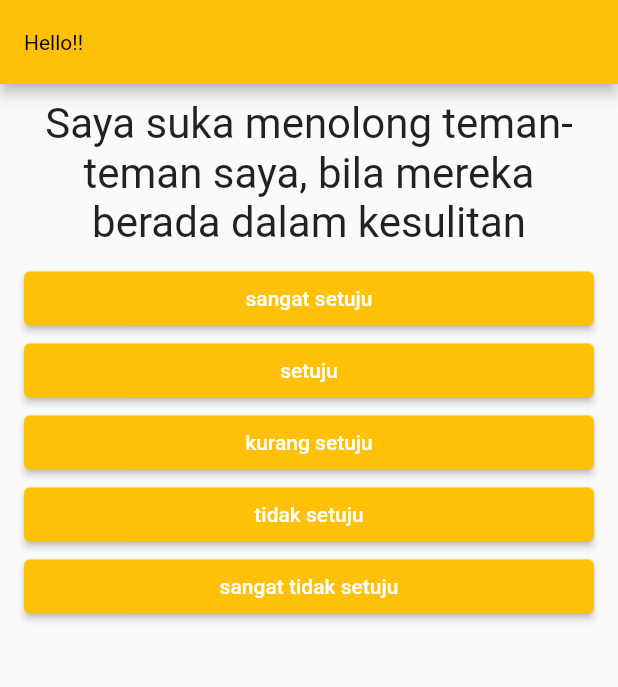
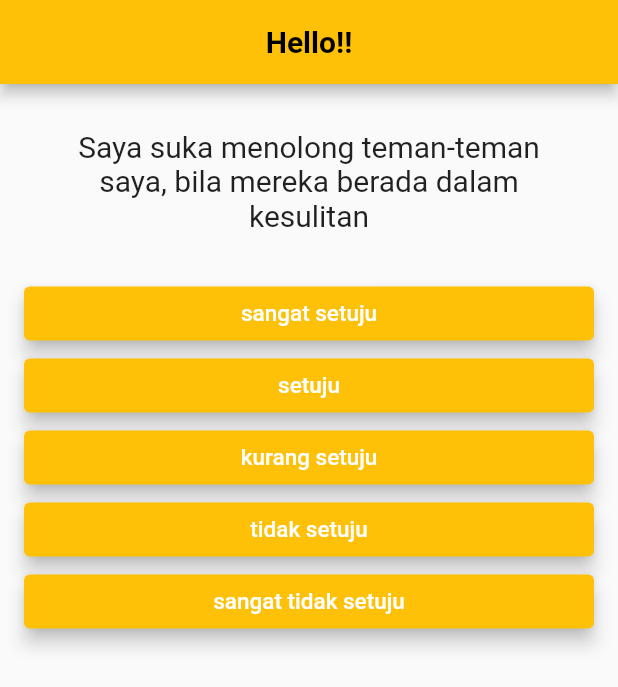
Before and after one commit to XayneeNut/flutter-dasar, a Flutter app: the screen it shows after launch, on a phone screen of 412 x 824 dp. Shown: the top 687 px of the screen. Run offline on Flutter 3.47's test engine with Material 2 defaults, Android fonts, the phone set to English and light mode, and no system bars; missing offline and left inert: dart:ffi.

Commit message:
finish the app

```diff
--- a/lib/answer.dart
+++ b/lib/answer.dart
@@ -4,19 +4,26 @@ class Answer extends StatelessWidget {
   final VoidCallback selectHandler;
   final String answerText;
 
-  Answer(this.selectHandler, this.answerText);
+  const Answer(this.selectHandler, this.answerText, {super.key});
 
   @override
   Widget build(BuildContext context) {
     return Container(
       width: double.infinity,
-      margin: EdgeInsets.symmetric(horizontal: 16),
+      margin: const EdgeInsets.symmetric(horizontal: 16),
       child: ElevatedButton(
         style: ButtonStyle(
           backgroundColor: MaterialStateProperty.all(Colors.amber),
+          elevation: const MaterialStatePropertyAll(5),
         ),
         onPressed: selectHandler,
-        child: Text(answerText),
+        child: Text(
+          answerText,
+          style: const TextStyle(
+            fontSize: 15,
+          ),
+          textAlign: TextAlign.center,
+        ),
       ),
     );
   }
--- a/lib/main.dart
+++ b/lib/main.dart
@@ -108,10 +108,13 @@ class _MyStateFirstApp extends State<FirstApp> {
   Widget build(BuildContext context) {
     var homeText = 'Hello!!';
     return MaterialApp(
+      debugShowCheckedModeBanner: false,
       home: Scaffold(
           appBar: AppBar(
             title: Text(homeText),
-            titleTextStyle: const TextStyle(color: Colors.black),
+            titleTextStyle: const TextStyle(
+                color: Colors.black, fontSize: 20, fontWeight: FontWeight.bold),
+            centerTitle: true,
             backgroundColor: Colors.amber,
           ),
           body: _questionIndex < _questions.length
--- a/lib/question.dart
+++ b/lib/question.dart
@@ -9,11 +9,12 @@ class Question extends StatelessWidget {
   Widget build(BuildContext context) {
     return Container(
       width: double.infinity,
-      margin: const EdgeInsets.all(10),
+      margin: const EdgeInsets.all(20),
+      padding: const EdgeInsets.all(10),
       child: Text(
         questionText,
         style: const TextStyle(
-          fontSize: 28,
+          fontSize: 20,
         ),
         textAlign: TextAlign.center,
       ),
```
